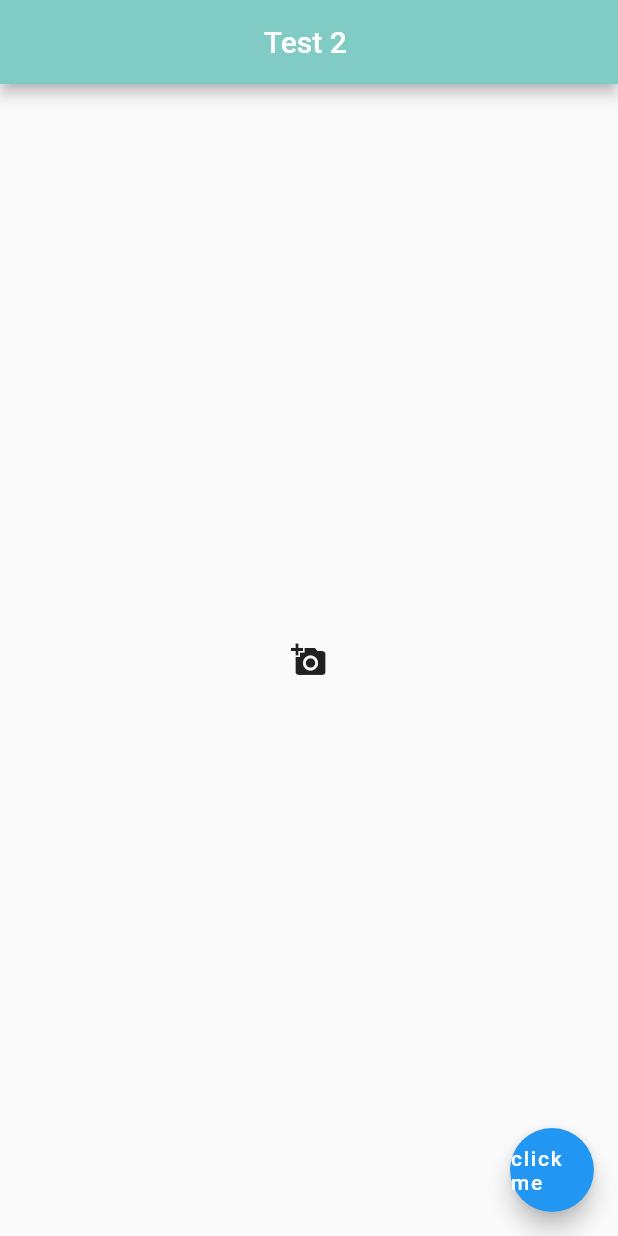
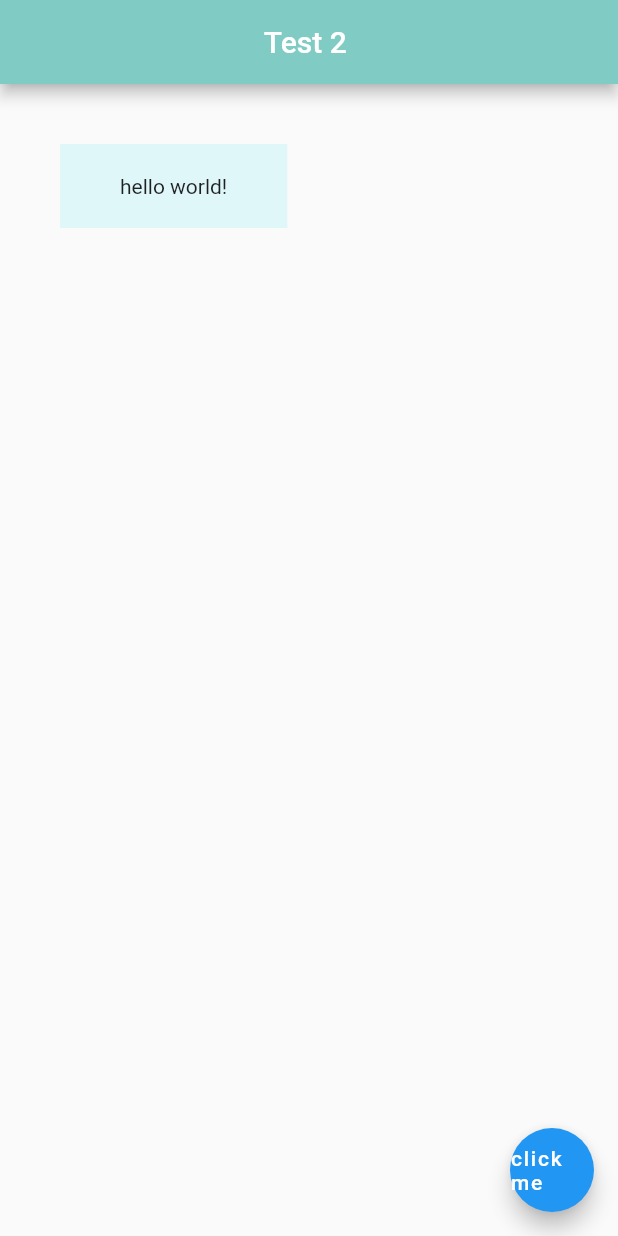
Before and after one commit to Rahat7288/Flutter_Learning, a Flutter app: the screen it shows after launch, on a phone screen of 412 x 824 dp. Run offline on Flutter 3.47's test engine with Material 2 defaults, Android fonts, the phone set to English and light mode, and no system bars.

Commit message:
margin and padding practice

```diff
--- a/lib/main.dart
+++ b/lib/main.dart
@@ -17,14 +17,12 @@ class Home extends StatelessWidget {
         centerTitle: true,
         backgroundColor: Colors.teal[200],
       ),
-      body:  Center(
-        child: IconButton(
-
-          onPressed: (){},
-          icon: const Icon(Icons.add_a_photo),
-
-        ),
-        ),
+      body:  Container(
+        padding: EdgeInsets.fromLTRB(40.0, 20.0, 40.0, 20.0),
+        margin: EdgeInsets.all(40.0),
+        color: Colors.cyan[50],
+        child: Text('hello world!'),
+      ),
 
       floatingActionButton: FloatingActionButton(
         onPressed: (){
```
